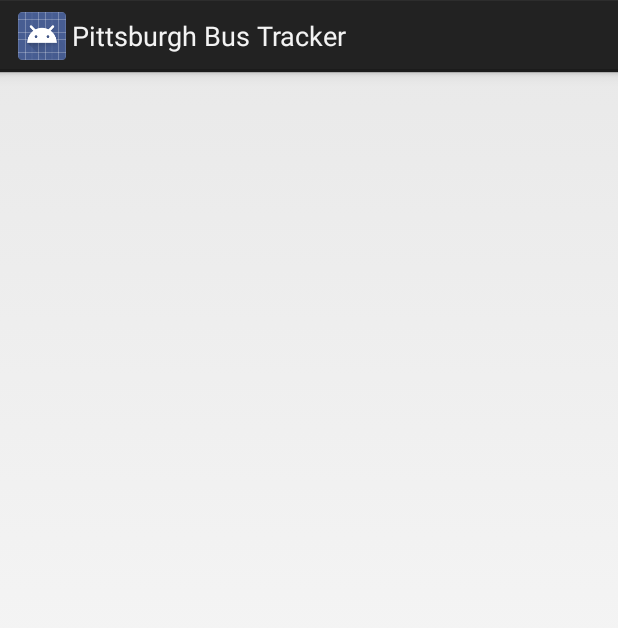
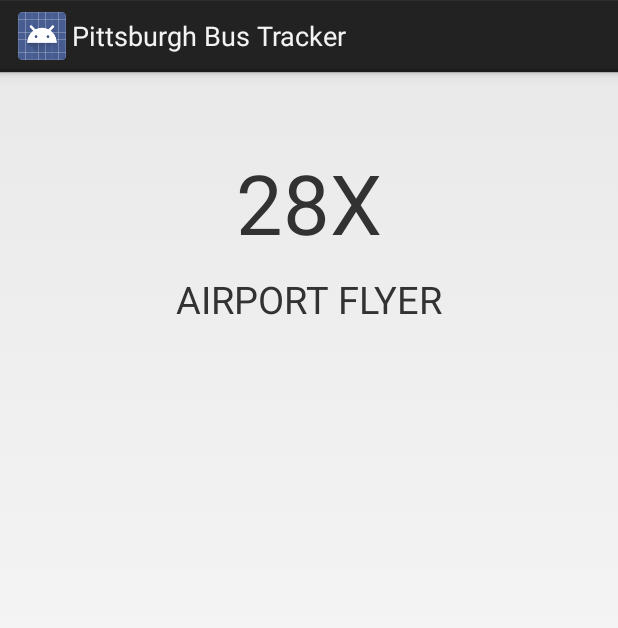
Before and after one commit to avp/pgh-bus-track, an Android app: the layout fragment_routedisplay.xml on its own in the app's theme, with its tools: preview values and no code run, on a phone screen of 412 x 824 dp. Shown: the top 628 px of the screen. Run offline under Robolectric (Android 15) with nearby library versions, the phone set to English and light mode, and no system bars.

Commit message:
Improve route display page.

```diff
--- a/app/src/main/AndroidManifest.xml
+++ b/app/src/main/AndroidManifest.xml
@@ -1,6 +1,8 @@
 <?xml version="1.0" encoding="utf-8"?>
 <manifest xmlns:android="http://schemas.android.com/apk/res/android"
   package="com.avp42.pghbustrack">
+
+  <uses-permission android:name="android.permission.INTERNET" />
 
   <application
     android:allowBackup="true"
@@ -18,6 +20,4 @@
     </activity>
   </application>
 
-  <uses-permission android:name="android.permission.INTERNET" />
-
 </manifest>
--- a/app/src/main/java/com/avp42/pghbustrack/view/routes/RouteListFragment.java
+++ b/app/src/main/java/com/avp42/pghbustrack/view/routes/RouteListFragment.java
@@ -22,8 +22,6 @@ import java.util.List;
  */
 public class RouteListFragment extends ListFragment {
   private static final String ARG_SECTION_NUMBER = "section_number";
-
-  private List<Route> routes;
 
   public static RouteListFragment newInstance(int sectionNumber) {
     RouteListFragment fragment = new RouteListFragment();
@@ -78,7 +76,7 @@ public class RouteListFragment extends ListFragment {
   }
 
   private void setRoutes(List<Route> routes) {
-    this.routes = routes;
+    List<Route> routes1 = routes;
     displayRoutes(routes);
   }
 
--- a/app/src/main/res/layout/fragment_routedisplay.xml
+++ b/app/src/main/res/layout/fragment_routedisplay.xml
@@ -1,11 +1,31 @@
 <?xml version="1.0" encoding="utf-8"?>
 
-<LinearLayout xmlns:android="http://schemas.android.com/apk/res/android" android:orientation="vertical"
-  android:layout_width="match_parent" android:layout_height="match_parent">
+<LinearLayout xmlns:android="http://schemas.android.com/apk/res/android"
+  xmlns:tools="http://schemas.android.com/tools"
+  android:orientation="vertical"
+  android:layout_width="match_parent"
+  android:layout_height="match_parent">
 
   <TextView
     android:id="@+id/tv_route_id"
     android:layout_width="fill_parent"
-    android:layout_height="wrap_content" />
+    android:layout_height="wrap_content"
+    android:layout_gravity="center_horizontal"
+    android:gravity="center"
+    android:textSize="55sp"
+    android:paddingTop="50dp"
+    android:paddingBottom="10dp"
+    tools:text="28X" />
+
+  <TextView
+    android:id="@+id/tv_route_name"
+    android:layout_width="fill_parent"
+    android:layout_height="wrap_content"
+    android:layout_gravity="center_horizontal"
+    android:gravity="center"
+    android:textSize="25sp"
+    android:paddingTop="0dp"
+    android:paddingBottom="10dp"
+    tools:text="AIRPORT FLYER" />
 
 </LinearLayout>
--- a/app/src/main/res/layout/list_element_route.xml
+++ b/app/src/main/res/layout/list_element_route.xml
@@ -27,5 +27,5 @@
     android:paddingLeft="15dp"
     android:paddingBottom="10dp"
     android:textSize="15sp"
-    tools:text="Airport Flyer" />
+    tools:text="AIRPORT FLYER" />
 </LinearLayout>
```
Also changed, not shown: app/src/main/java/com/avp42/pghbustrack/view/route/RouteDisplayFragment.java (+4 -5 lines). Lines whose indentation alone changed are shown as unchanged.
